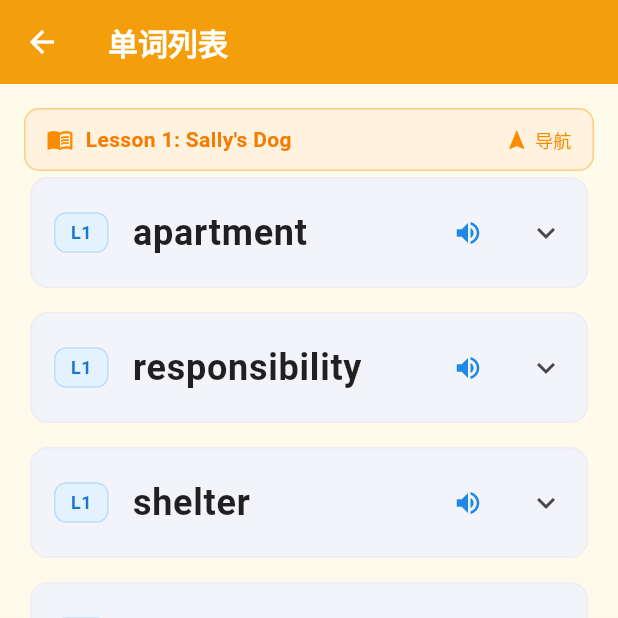
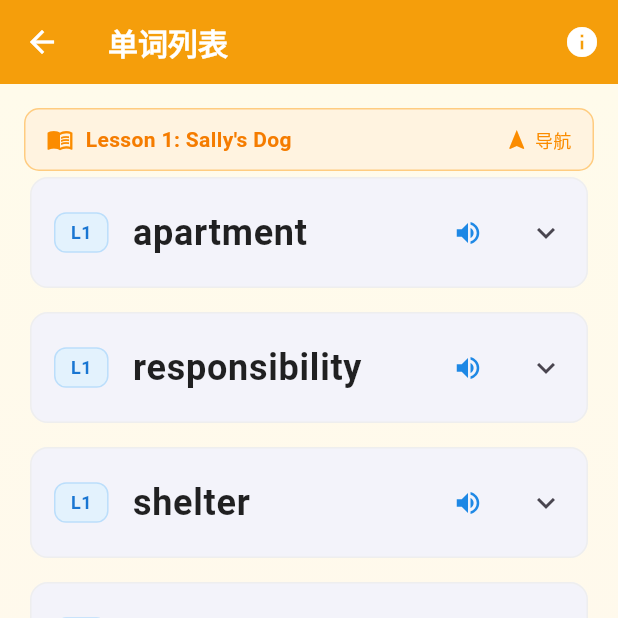
Before and after one commit to zhiwu2006/abcreading_flutter, a Flutter app: the VocabularyListPage screen opened directly, on a phone screen of 412 x 824 dp, the top half of it. Run offline on Flutter 3.47's test engine with Material 3 defaults, Android fonts, the phone set to English and light mode, and no system bars; our stand-ins replace connectivity_plus, file_picker, flutter_tts, hive, shared_preferences, supabase_flutter; missing offline and left inert: postgrest; accounts and stored records are empty; network calls fail; Roboto replaces fonts that are missing (TimesNewRoman).

Commit message:
debug(vocabulary-list): 增强调试功能
- 在AppBar标题下方显示当前记录的单词
- 添加信息按钮，点击可查看当前记录的单词
- 提供多种方式验证单词记忆功能是否正常
- 便于调试和验证功能状态

```diff
--- a/lib/presentation/pages/vocabulary_list_page.dart
+++ b/lib/presentation/pages/vocabulary_list_page.dart
@@ -363,7 +363,10 @@ class _VocabularyListPageState extends State<VocabularyListPage> {
 
     return Scaffold(
       appBar: AppBar(
-        title: const Text(
+        title: Column(
+          crossAxisAlignment: CrossAxisAlignment.start,
+          children: [
+            const Text(
               '单词列表',
               style: TextStyle(
                 fontFamily: 'TimesNewRoman',
@@ -371,6 +374,16 @@ class _VocabularyListPageState extends State<VocabularyListPage> {
                 fontWeight: FontWeight.bold,
                 color: Colors.white,
               ),
+            ),
+            if (_lastClickedWord != null)
+              Text(
+                '记录: $_lastClickedWord',
+                style: const TextStyle(
+                  fontSize: 12,
+                  color: Colors.white70,
+                ),
+              ),
+          ],
         ),
         backgroundColor: const Color(0xFFF59E0B),
         foregroundColor: Colors.white,
@@ -380,6 +393,20 @@ class _VocabularyListPageState extends State<VocabularyListPage> {
           onPressed: () => Navigator.of(context).pop(),
         ),
         actions: [
+          // 调试按钮 - 显示当前记录的单词
+          IconButton(
+            icon: const Icon(Icons.info),
+            onPressed: () {
+              ScaffoldMessenger.of(context).showSnackBar(
+                SnackBar(
+                  content: Text('当前记录的单词: ${_lastClickedWord ?? "无"}'),
+                  duration: const Duration(seconds: 3),
+                  backgroundColor: Colors.orange[600],
+                ),
+              );
+            },
+            tooltip: '显示当前记录的单词',
+          ),
           if (_lastClickedWord != null) ...[
             GestureDetector(
               onTap: () => _scrollToWord(_lastClickedWord!),
```
Lines whose indentation alone changed are shown as unchanged.
